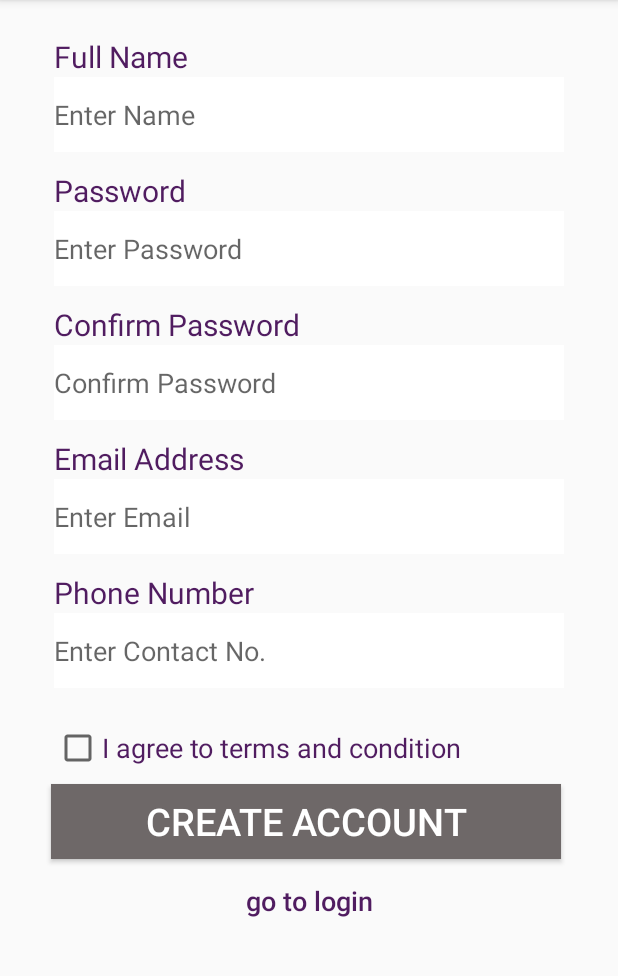
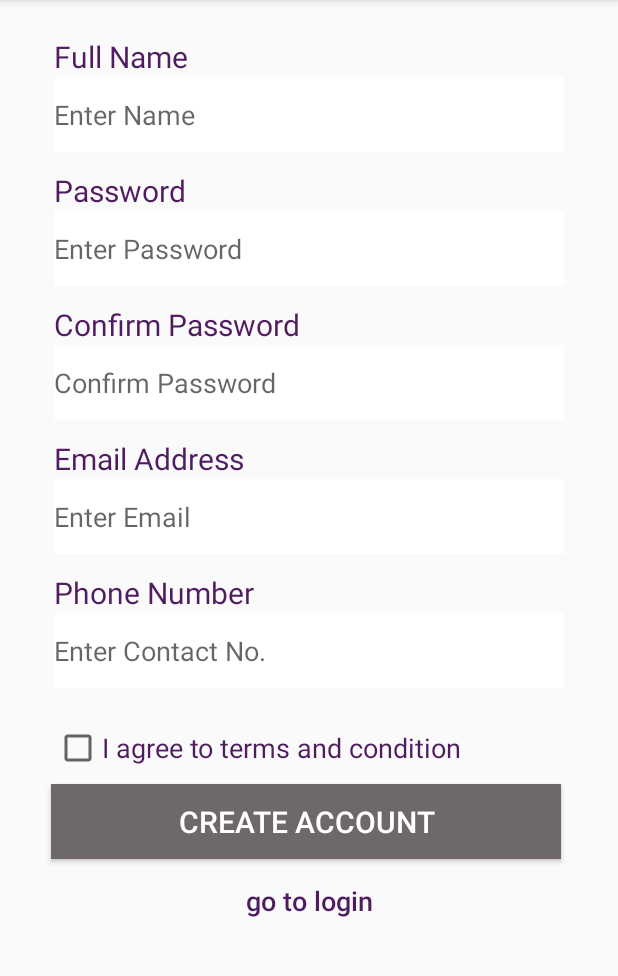
Before and after one commit to Hawwa11/StarlingRNFApp, an Android app: the SignupActivity screen opened directly, with no data from a screen before it, on a phone screen of 412 x 824 dp, the part 84-1060 px from its top. Run offline under Robolectric (Android 15) with nearby library versions, the phone set to English and light mode, and no system bars; our stand-ins replace Firebase (no records; nobody signed in at launch, a user with empty details on screens opened directly).

Commit message:
21/10/2020

```diff
--- a/app/src/main/res/layout/activity_signup.xml
+++ b/app/src/main/res/layout/activity_signup.xml
@@ -20,7 +20,7 @@
                 android:background="#6E6868"
                 android:text="Create Account"
                 android:textColor="@android:color/white"
-                android:textSize="25dp"
+                android:textSize="20dp"
                 app:layout_constraintEnd_toEndOf="parent"
                 app:layout_constraintHorizontal_bias="0.471"
                 app:layout_constraintStart_toStartOf="parent"
```
